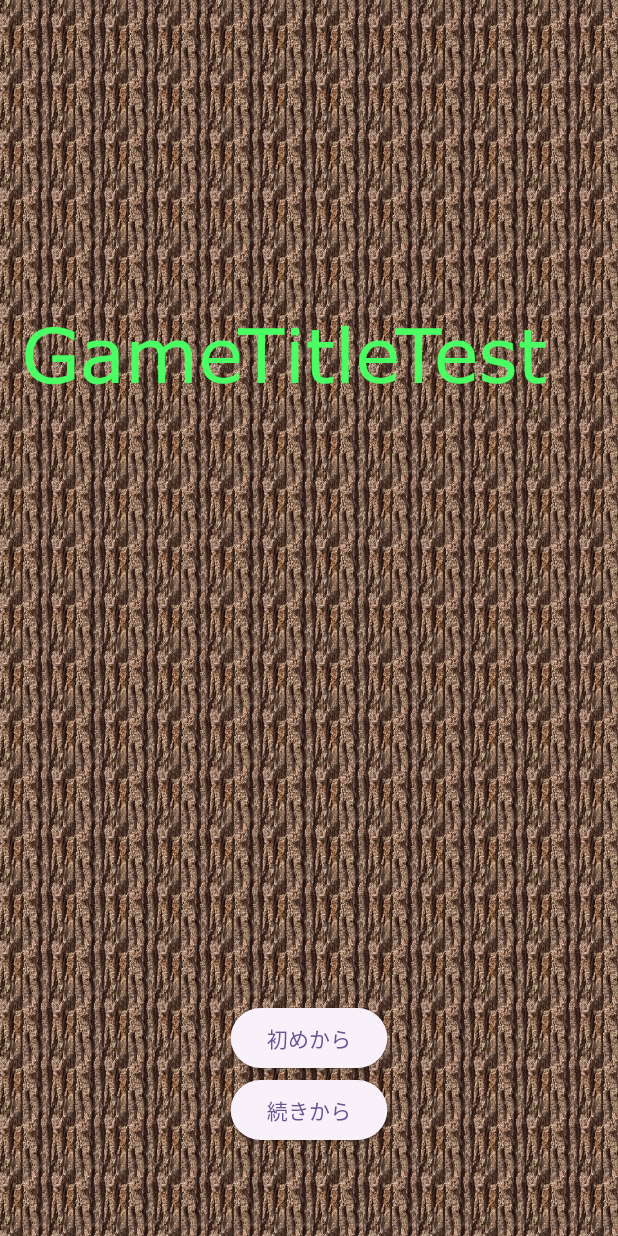
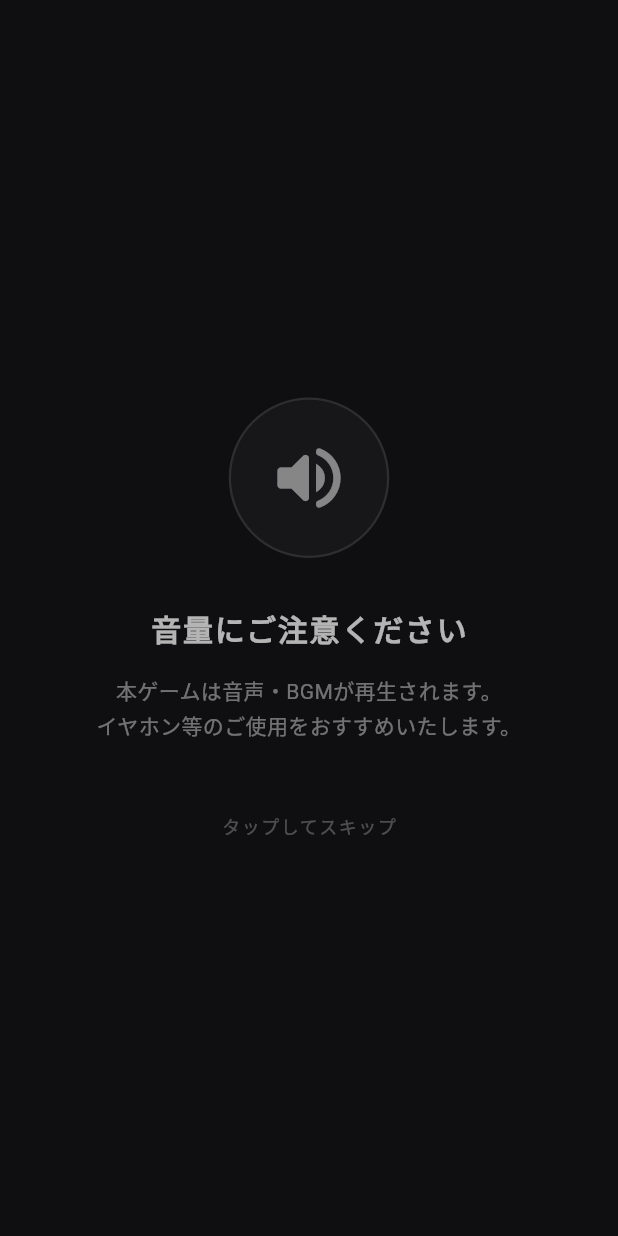
Before and after one commit to aokimakoto0322/novelAppMobile, a Flutter app: the first screen one second after launch, on a phone screen of 412 x 824 dp. Run offline on Flutter 3.47's test engine with Material 3 defaults, Android fonts, the phone set to English and light mode, and no system bars; our stand-ins replace animated_text_kit, awesome_dialog, drift, flutter_dotenv, flutter_riverpod, go_router and 3 more; missing offline and left inert: animated_stack; accounts and stored records are empty; generated files the repository leaves out were written again.

Commit message:
ゲーム起動時にスプラッシュ（音が出る旨の）を表示

```diff
--- /dev/null
+++ b/lib/splash_screen.dart
@@ -0,0 +1,129 @@
+import 'dart:async';
+import 'package:flutter/material.dart';
+import 'package:go_router/go_router.dart';
+import 'package:google_fonts/google_fonts.dart';
+
+class SplashScreen extends StatefulWidget {
+  const SplashScreen({super.key});
+
+  @override
+  State<SplashScreen> createState() => _SplashScreenState();
+}
+
+class _SplashScreenState extends State<SplashScreen>
+    with SingleTickerProviderStateMixin {
+  late AnimationController _controller;
+  late Animation<double> _fadeInAnimation;
+  Timer? _timer;
+  bool _hasNavigated = false;
+
+  @override
+  void initState() {
+    super.initState();
+
+    _controller = AnimationController(
+      vsync: this,
+      duration: const Duration(milliseconds: 1000),
+    );
+
+    _fadeInAnimation = CurvedAnimation(
+      parent: _controller,
+      curve: Curves.easeIn,
+    );
+
+    _controller.forward();
+
+    // 2.5秒後に自動でタイトル画面へ遷移
+    _timer = Timer(const Duration(milliseconds: 2500), () {
+      _navigateToTitle();
+    });
+  }
+
+  Future<void> _navigateToTitle() async {
+    if (_hasNavigated || !mounted) return;
+    _hasNavigated = true;
+    _timer?.cancel();
+
+    // スプラッシュ要素をゆっくりフェードアウトさせる (800ms)
+    await _controller.animateTo(0, duration: const Duration(milliseconds: 800));
+    if (!mounted) return;
+
+    context.go('/title');
+  }
+
+  @override
+  void dispose() {
+    _timer?.cancel();
+    _controller.dispose();
+    super.dispose();
+  }
+
+  @override
+  Widget build(BuildContext context) {
+    return Scaffold(
+      backgroundColor: const Color(0xFF0F0F12),
+      body: GestureDetector(
+        behavior: HitTestBehavior.opaque,
+        onTap: _navigateToTitle,
+        child: FadeTransition(
+          opacity: _fadeInAnimation,
+          child: Center(
+            child: Padding(
+              padding: const EdgeInsets.symmetric(horizontal: 32.0),
+              child: Column(
+                mainAxisAlignment: MainAxisAlignment.center,
+                children: [
+                  Container(
+                    padding: const EdgeInsets.all(24),
+                    decoration: BoxDecoration(
+                      color: Colors.white.withValues(alpha: 0.05),
+                      shape: BoxShape.circle,
+                      border: Border.all(
+                        color: Colors.white.withValues(alpha: 0.15),
+                        width: 1.5,
+                      ),
+                    ),
+                    child: const Icon(
+                      Icons.volume_up_rounded,
+                      size: 56,
+                      color: Colors.white70,
+                    ),
+                  ),
+                  const SizedBox(height: 32),
+                  Text(
+                    '音量にご注意ください',
+                    style: GoogleFonts.kosugiMaru(
+                      fontSize: 20,
+                      fontWeight: FontWeight.bold,
+                      color: Colors.white,
+                      letterSpacing: 1.2,
+                    ),
+                  ),
+                  const SizedBox(height: 16),
+                  Text(
+                    '本ゲームは音声・BGMが再生されます。\nイヤホン等のご使用をおすすめいたします。',
+                    textAlign: TextAlign.center,
+                    style: GoogleFonts.kosugiMaru(
+                      fontSize: 14,
+                      color: Colors.white60,
+                      height: 1.6,
+                    ),
+                  ),
+                  const SizedBox(height: 48),
+                  Text(
+                    'タップしてスキップ',
+                    style: GoogleFonts.kosugiMaru(
+                      fontSize: 12,
+                      color: Colors.white38,
+                      letterSpacing: 1.0,
+                    ),
+                  ),
+                ],
+              ),
+            ),
+          ),
+        ),
+      ),
+    );
+  }
+}
--- a/lib/widget/animation_stack_widget.dart
+++ b/lib/widget/animation_stack_widget.dart
@@ -81,7 +81,7 @@ class AnimationStackWidget extends ConsumerWidget {
                         backlogUsecase.deleteBackLog();
                         storyUsecase.stopBgm();
 
-                        context.go('/');
+                        context.go('/title');
                       },
                       child: const Text('はい'),
                     ),
```
Also changed, not shown: lib/router/router.dart (+24 -1 lines).
